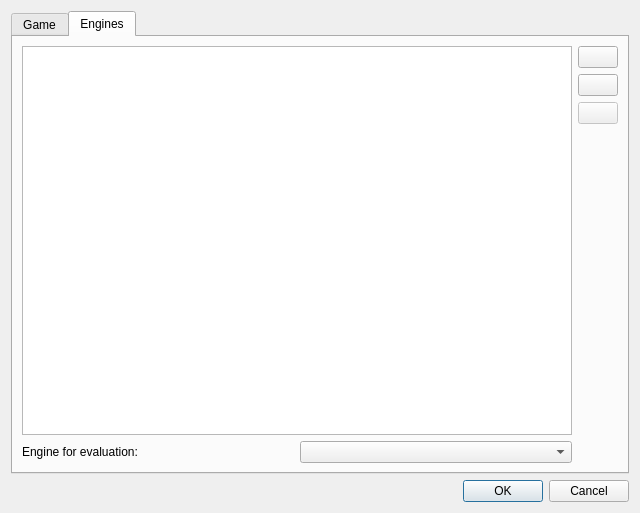
The window that settingsdialog.ui (xnscdev/chessgui) describes before a commit, drawn with Qt 5.
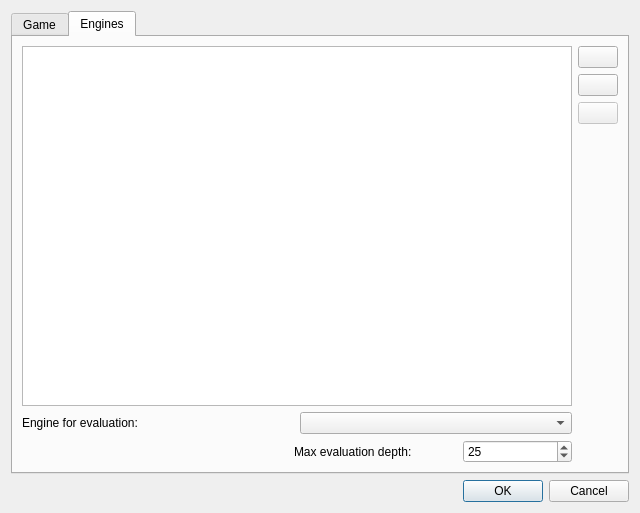
The same window after the commit. The open tabs and pages were chosen to show the change.

Commit message: Added evaluation bar

The edit to the form file:
```diff
--- a/settingsdialog.ui
+++ b/settingsdialog.ui
@@ -296,6 +296,43 @@
            </item>
           </layout>
          </item>
+         <item>
+          <layout class="QHBoxLayout" name="horizontalLayout_4" stretch="5,3,2">
+           <item>
+            <spacer name="horizontalSpacer">
+             <property name="orientation">
+              <enum>Qt::Horizontal</enum>
+             </property>
+             <property name="sizeHint" stdset="0">
+              <size>
+               <width>40</width>
+               <height>20</height>
+              </size>
+             </property>
+            </spacer>
+           </item>
+           <item>
+            <widget class="QLabel" name="label_6">
+             <property name="text">
+              <string>Max evaluation depth:</string>
+             </property>
+            </widget>
+           </item>
+           <item>
+            <widget class="QSpinBox" name="engineDepthBox">
+             <property name="suffix">
+              <string/>
+             </property>
+             <property name="minimum">
+              <number>20</number>
+             </property>
+             <property name="value">
+              <number>25</number>
+             </property>
+            </widget>
+           </item>
+          </layout>
+         </item>
         </layout>
        </item>
        <item>
```
The commit also changes 10 other files.
